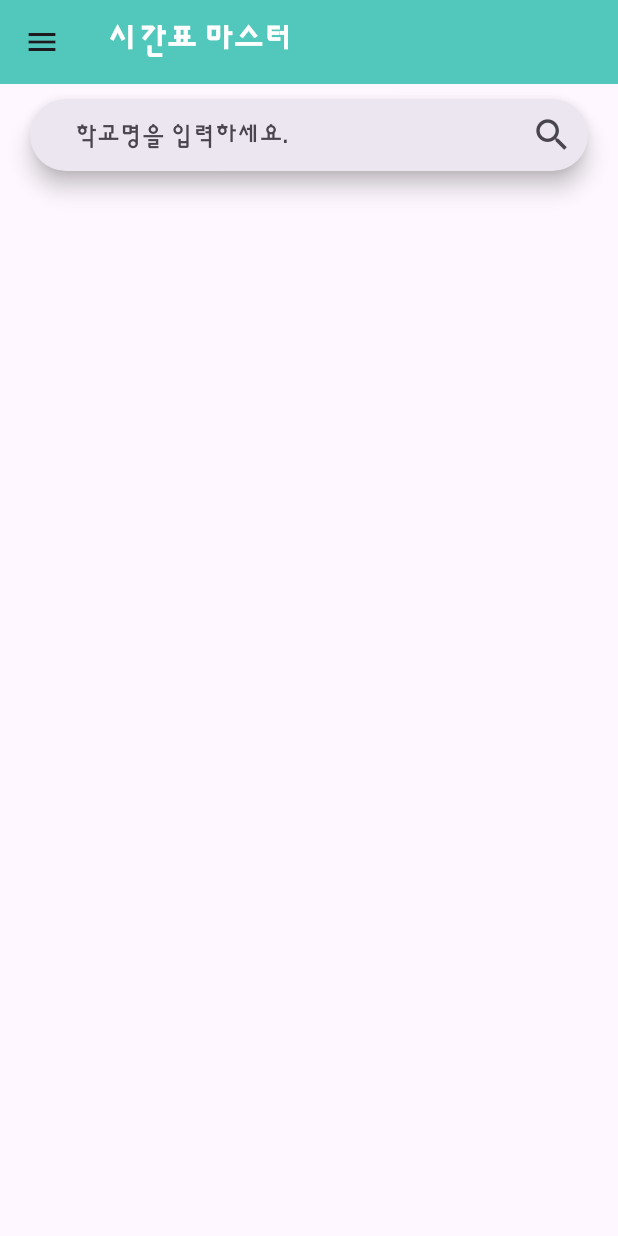
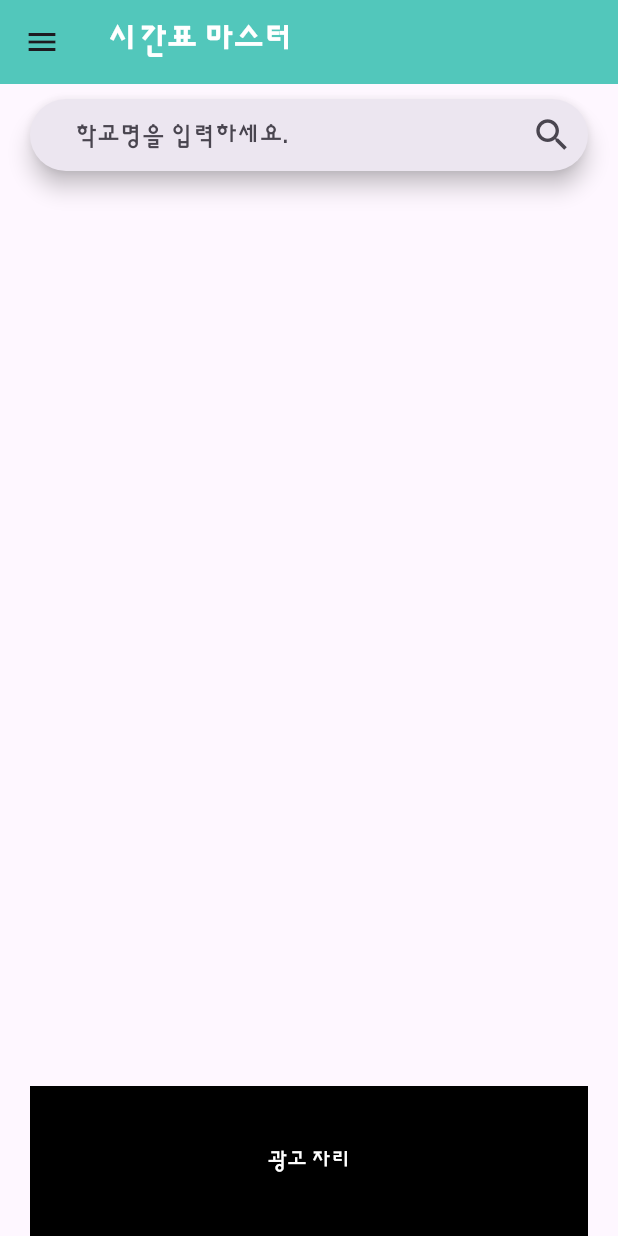
Before and after one commit to dlsdk0601/school_schedule, a Flutter app: the screen it shows after launch, on a phone screen of 412 x 824 dp. Run offline on Flutter 3.47's test engine with Material 3 defaults, Android fonts, the phone set to English and light mode, and no system bars; our stand-ins replace dio, flutter_dotenv.

Commit message:
feat: 학교내 검색 스크린 생성

```diff
--- a/lib/screen/home_screen.dart
+++ b/lib/screen/home_screen.dart
@@ -1,9 +1,11 @@
 import 'package:dio/dio.dart';
 import 'package:flutter/material.dart';
-import 'package:school_schedule/component/main_drawer.dart';
-import 'package:school_schedule/constant/colors.dart';
+import 'package:school_schedule/component/main_layout.dart';
 import 'package:school_schedule/model/school_model.dart';
 import 'package:school_schedule/repository/school_repository.dart';
+import 'package:school_schedule/screen/search_class_screen.dart';
+
+import '../constant/colors.dart';
 
 class HomeScreen extends StatefulWidget {
   const HomeScreen({super.key});
@@ -13,55 +15,62 @@ class HomeScreen extends StatefulWidget {
 }
 
 class _HomeScreenState extends State<HomeScreen> {
-  int page = 1;
+  @override
+  Widget build(BuildContext context) {
+    return const MainLayoutScreen(
+      body: MainSearchBarView(),
+    );
+  }
+}
+
+class MainSearchBarView extends StatefulWidget {
+  const MainSearchBarView({super.key});
+
+  @override
+  State<MainSearchBarView> createState() => _MainSearchBarViewState();
+}
+
+class _MainSearchBarViewState extends State<MainSearchBarView> {
+  String search = "";
   List<SchoolSearchModel> schools = [];
 
-  Future<void> fetchSchoolData(String search) async {
+  Future<void> fetchSchoolData() async {
     try {
-      final res =
-          await SchoolSearchRepository.onFetch(page: page, search: search);
+      final res = await SchoolSearchRepository.onFetch(page: 1, search: search);
 
       setState(() {
-        schools = [...schools, ...res];
+        // 페이지네이션을 고려하지 않는다. limit 이 100 으로 고정 해놨는데, 100개가 넘는 검새 결과가 나올 경우가 없다.
+        schools = res;
       });
     } on DioException catch (e) {
       if (context.mounted) {
         ScaffoldMessenger.of(context)
-            .showSnackBar(const SnackBar(content: Text("인터넷 연결이 원할하지 않습니다.")));
+            .showSnackBar(const SnackBar(content: Text("인터넷 연결이 원할 하지 않습니다.")));
       }
     }
   }
 
   @override
   Widget build(BuildContext context) {
-    return Scaffold(
-      drawer: MainDrawer(
-        onRegionTap: (String region) {
-          Navigator.of(context).pop();
-        },
-      ),
-      appBar: AppBar(
-        title: const Text(
-          "시간표 마스터",
-          style: TextStyle(
-            color: whiteColor,
-            fontWeight: FontWeight.w700,
-          ),
-        ),
-        backgroundColor: lightColor,
-      ),
-      body: Container(
+    return Container(
         child: Padding(
       padding: const EdgeInsets.fromLTRB(20.0, 10.0, 20.0, 0),
       child: Column(
         children: [
           SearchBar(
             onSubmitted: (String search) {
-                fetchSchoolData(search);
+              fetchSchoolData();
+            },
+            onChanged: (String value) {
+              setState(() {
+                search = value;
+              });
             },
             trailing: [
               IconButton(
-                  onPressed: () {},
+                onPressed: () {
+                  fetchSchoolData();
+                },
                 icon: const Icon(
                   Icons.search,
                   size: 28.0,
@@ -79,21 +88,38 @@ class _HomeScreenState extends State<HomeScreen> {
             ),
             hintText: "학교명을 입력하세요.",
           ),
+          const SizedBox(
+            height: 20.0,
+          ),
           Expanded(
             child: ListView(
               children: schools
                   .map(
                     (e) => TextButton(
-                        onPressed: () {},
+                      onPressed: () {
+                        Navigator.of(context).push(
+                            MaterialPageRoute(builder: (BuildContext context) {
+                          return SearchClassScreen(school: e);
+                        }));
+                      },
                       child: Text(e.SCHUL_NM),
                     ),
                   )
                   .toList(),
             ),
+          ),
+          Container(
+            height: 100,
+            color: Colors.black,
+            child: const Center(
+              child: Text(
+                "광고 자리",
+                style: TextStyle(color: whiteColor),
+              ),
+            ),
           )
         ],
       ),
-      )),
-    );
+    ));
   }
 }
```
Also changed, not shown: lib/screen/search_class_screen.dart (added, +45 -0 lines). Lines whose indentation alone changed are shown as unchanged.
